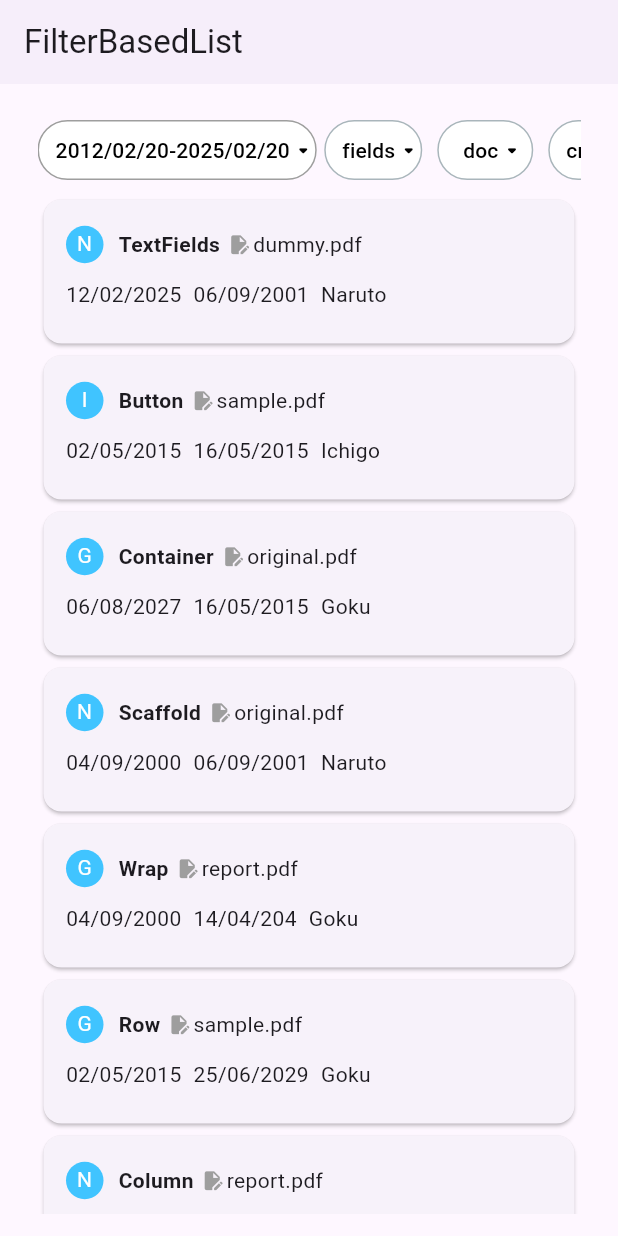
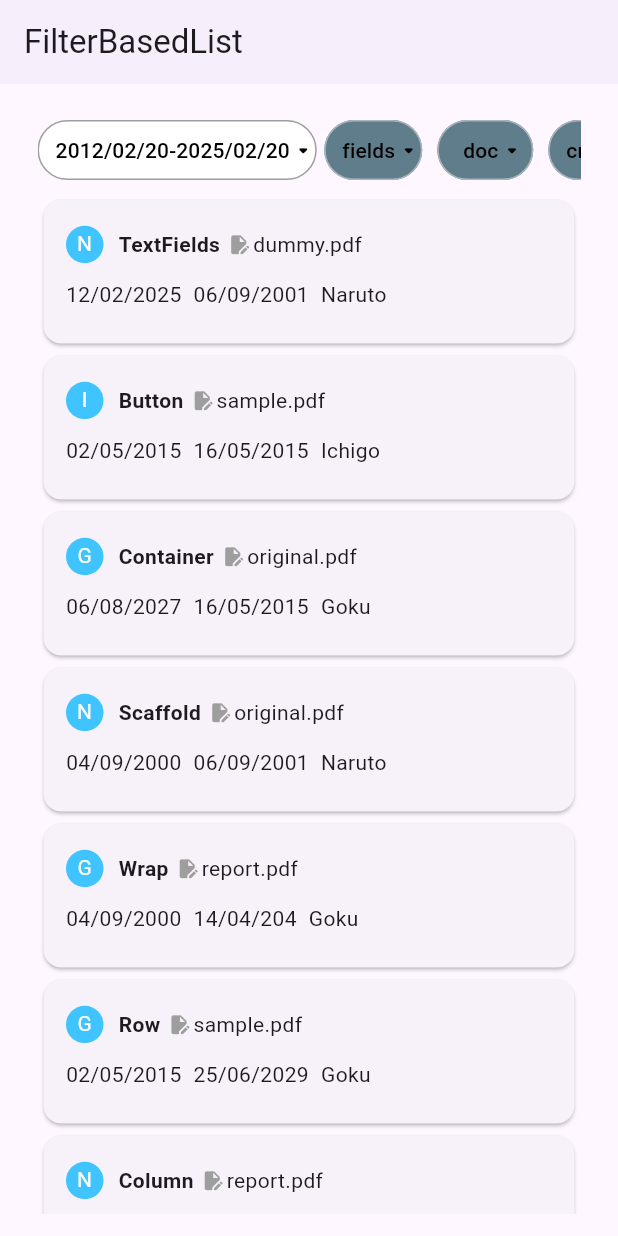
Before and after one commit to postboxat18/flutter_listfilter, a Flutter app: the screen it shows after launch, on a phone screen of 412 x 824 dp. Run offline on Flutter 3.47's test engine with Material 3 defaults, Android fonts, the phone set to English and light mode, and no system bars; our stand-ins replace flutter_bloc.

Commit message:
updated background

```diff
--- a/example/lib/FilterBasedList.dart
+++ b/example/lib/FilterBasedList.dart
@@ -55,6 +55,7 @@ class _FilterBasedListState extends State<FilterBasedList> {
             Expanded(
               child: FlutterListFilter(
                 isRadio: false,
+                backgroundColor: Colors.blueGrey,
                 primaryColor: Colors.blue,
                 lineColor: Color(0xFFA9B5BB),
                 dynamicList: textList,
@@ -85,7 +86,6 @@ class _FilterBasedListState extends State<FilterBasedList> {
                     )),
                 filterHeaderList: filterHeaderList,
                 builder: (List<dynamic> textLoadList) {
-                  print("filterBasedList=>outSide=>${textLoadList.length}");
                   return Expanded(
                       child: textLoadList.isEmpty
                           ? Center(
--- a/lib/flutter_listfilter.dart
+++ b/lib/flutter_listfilter.dart
@@ -10,6 +10,7 @@ class FlutterListFilter extends StatefulWidget {
   final List<String> filterHeaderList;
   final dynamic builder;
   final Color primaryColor;
+  final Color backgroundColor;
   final Color lineColor;
   final bool isRadio;
   final Widget extraChipWidgets;
@@ -20,6 +21,7 @@ class FlutterListFilter extends StatefulWidget {
     required this.filterHeaderList,
     this.isRadio = true,
     required this.primaryColor,
+    this.backgroundColor = Colors.white,
     required this.lineColor,
     required this.builder,
     this.extraChipWidgets = const Row(
@@ -155,7 +157,7 @@ class _FlutterListFilterState extends State<FlutterListFilter> {
                         style: ElevatedButton.styleFrom(
                             elevation: 0,
                             padding: const EdgeInsets.fromLTRB(12, 0, 0, 0),
-                            backgroundColor: Colors.white,
+                            backgroundColor:widget.backgroundColor,
                             shape: RoundedRectangleBorder(
                               side: BorderSide(
                                   color: filterState.map[key.key] != null
```
Also changed, not shown: example/pubspec.lock, 2 other files.
